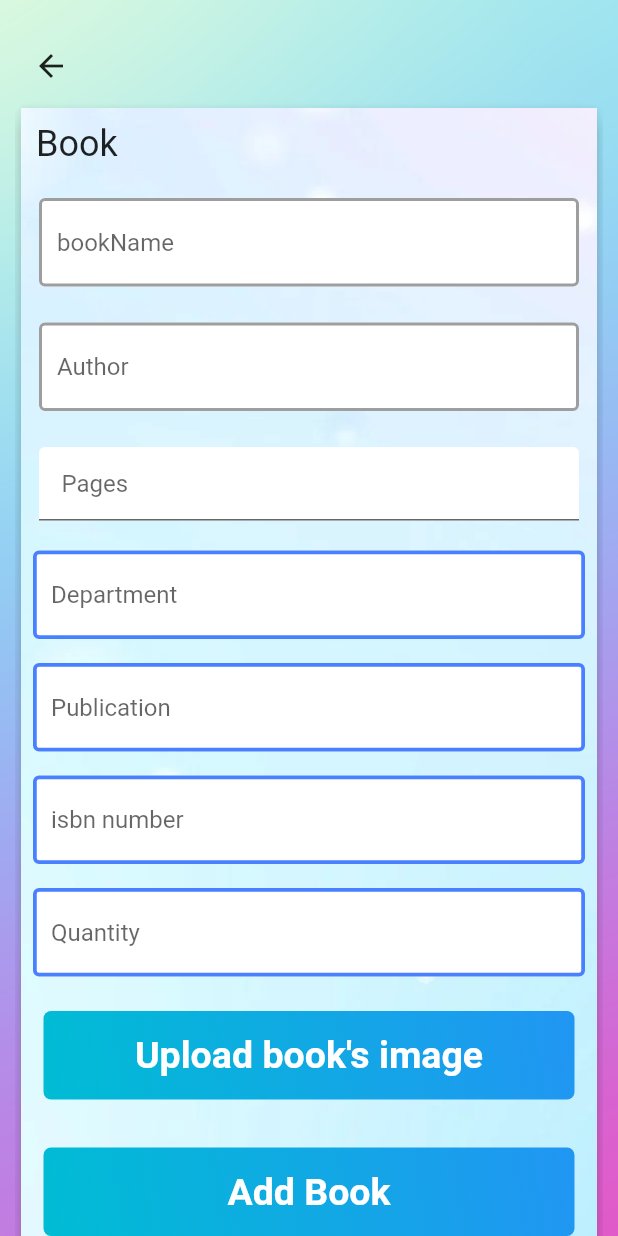
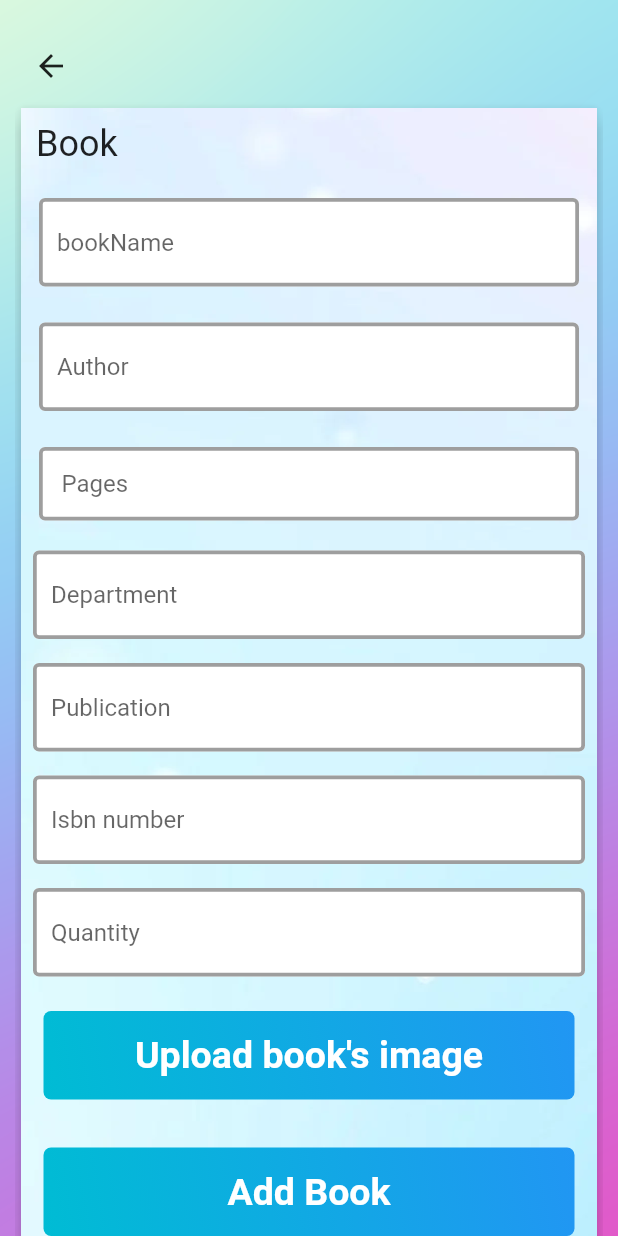
Before and after one commit to FineCoders001/uni_campus, a Flutter app: the AddBookScreen screen opened directly with empty values, on a phone screen of 412 x 824 dp. Run offline on Flutter 3.47's test engine with Material 2 defaults, Android fonts, the phone set to English and light mode, and no system bars; our stand-ins replace badges, cached_network_image, carousel_slider, cloud_firestore, csv, file_picker and 11 more; missing offline and left inert: barcode_scan2, flutterfire_ui; accounts and stored records are empty; Roboto replaces fonts that are missing (Ubuntu).

Commit message:
mar 2 all details finished library

```diff
--- a/lib/LibraryManagement/Screens/add_book_screen.dart
+++ b/lib/LibraryManagement/Screens/add_book_screen.dart
@@ -10,7 +10,6 @@ import 'package:uni_campus/LibraryManagement/Models/book_details.dart';
 
 class AddBookScreen extends StatefulWidget {
   static const routeName = 'AddBookScreen';
-
 
   @override
   _AddBookScreenState createState() => _AddBookScreenState();
@@ -32,7 +31,7 @@ class _AddBookScreenState extends State<AddBookScreen> {
   final _bookQuantityNode = FocusNode();
   final _form = GlobalKey<FormState>();
   late String downloadLink;
-  List<String> bookPic = [];
+ // List<String> bookPic = [];
   var isLoading = false;
 
   BookDetails book = BookDetails(
@@ -48,6 +47,7 @@ class _AddBookScreenState extends State<AddBookScreen> {
     bookReviewedUsers: [],
   );
   var arguments;
+
   // Map _initValues = {
   //   'bookName': "",
   //   'bookAuthor': "",
@@ -62,10 +62,7 @@ class _AddBookScreenState extends State<AddBookScreen> {
     // TODO: implement didChangeDependencies
     super.didChangeDependencies();
 
-     arguments = ModalRoute
-        .of(this.context)
-        ?.settings
-        .arguments as Map;
+    arguments = ModalRoute.of(this.context)?.settings.arguments as Map;
     if (arguments['isInit'] == true) {
       // _initValues = {
       //   'bookName': arguments["bookName"],
@@ -78,15 +75,15 @@ class _AddBookScreenState extends State<AddBookScreen> {
       // };
       print("arguments are ${arguments["bookName"]}");
       bookName.text = arguments["bookName"];
-      bookAuthor.text =arguments["bookAuthor"];
+      bookAuthor.text = arguments["bookAuthor"];
       bookDepartment.text = arguments["bookDepartment"];
       bookPages.text = arguments['bookPages'];
       bookPublication.text = arguments['bookPublication'];
-      bookISBN.text=arguments['isbnNumber'].toString();
-      bookQuantity.text=arguments['bookQuantity'].toString();
+      bookISBN.text = arguments['isbnNumber'].toString();
+      bookQuantity.text = arguments['bookQuantity'].toString();
+      book.bookPic = arguments['bookPic'];
     }
   }
-
 
   Future<void> _saveForm(context) async {
     final isValid = _form.currentState?.validate();
@@ -95,42 +92,39 @@ class _AddBookScreenState extends State<AddBookScreen> {
     }
     _form.currentState?.save();
 
-
     book = BookDetails(
         bookName: book.bookName,
         bookAuthor: book.bookAuthor,
         bookDepartment: book.bookDepartment,
         bookPages: book.bookPages,
-        bookPic: bookPic,
+        bookPic: book.bookPic,
         bookPublication: book.bookPublication,
         isbnNumber: book.isbnNumber,
         bookQuantity: book.bookQuantity,
         bookReviews: book.bookReviews,
-        bookReviewedUsers: book.bookReviewedUsers
-    );
+        bookReviewedUsers: book.bookReviewedUsers);
     print("idhar: ${book.isbnNumber}");
 
     try {
-     if(arguments['isInit']==false){
-       if (bookPic.isEmpty) {
+      if (arguments['isInit'] == false) {
+        if (book.bookPic.isEmpty) {
           var snackBar = const SnackBar(
-             content: Text("Image upload pending", textAlign: TextAlign.center));
+              content:
+                  Text("Image upload pending", textAlign: TextAlign.center));
           ScaffoldMessenger.of(context).showSnackBar(snackBar);
           return;
         }
 
-
         AddBooks().addBook(book);
-     }else{
-
-       UpdateBook().updateBooks(arguments['bookId'],book);
+      } else {
+        print("book pic is ${book.bookPic}");
+        UpdateBook().updateBooks(arguments['bookId'], book);
       }
       Navigator.pop(context);
     } catch (e) {
       await showDialog(
         context: context,
-        builder: (ctx) =>
-            AlertDialog(
+        builder: (ctx) => AlertDialog(
           title: const Text('Oops!'),
           content: const Text('Something went wrong'),
           actions: <Widget>[
@@ -150,12 +144,10 @@ class _AddBookScreenState extends State<AddBookScreen> {
     // Navigator.of(context).pop();
   }
 
-
-
   @override
   Widget build(BuildContext context) {
     //bookName.text="djjd";
-    print("entered build");
+    print("entered build ${book.bookPic.length}");
     return Scaffold(
         body: Container(
             decoration: const BoxDecoration(
@@ -212,18 +204,19 @@ class _AddBookScreenState extends State<AddBookScreen> {
                                       filled: true,
                                       focusedBorder: OutlineInputBorder(
                                         borderSide: BorderSide(
-                                            color: Colors.grey, width: 2.0),
+                                            color: Color.fromARGB(
+                                                255, 73, 128, 255),
+                                            width: 2.0),
                                       ),
                                       enabledBorder: OutlineInputBorder(
                                         borderSide: BorderSide(
-                                          color: Colors.grey,
-                                          width: 2.0,
-                                        ),
+                                            color: Colors.grey, width: 2.5),
                                       ),
                                       hintText: "bookName",
                                     ),
                                     onFieldSubmitted: (_) {
-                                      FocusScope.of(context).requestFocus(_bookAuthorNode);
+                                      FocusScope.of(context)
+                                          .requestFocus(_bookAuthorNode);
                                     },
                                     validator: (value) {
                                       if (value != null && value.isEmpty) {
@@ -242,9 +235,8 @@ class _AddBookScreenState extends State<AddBookScreen> {
                                           isbnNumber: book.isbnNumber,
                                           bookQuantity: book.bookQuantity,
                                           bookReviews: book.bookReviews,
-                                          bookReviewedUsers: book
-                                              .bookReviewedUsers
-                                      );
+                                          bookReviewedUsers:
+                                              book.bookReviewedUsers);
                                     }),
                               ),
                               Padding(
@@ -259,15 +251,18 @@ class _AddBookScreenState extends State<AddBookScreen> {
                                     hintText: "Author",
                                     focusedBorder: OutlineInputBorder(
                                       borderSide: BorderSide(
-                                          color: Colors.grey, width: 2.0),
+                                          color:
+                                              Color.fromARGB(255, 73, 128, 255),
+                                          width: 2.0),
                                     ),
                                     enabledBorder: OutlineInputBorder(
                                       borderSide: BorderSide(
-                                          color: Colors.grey, width: 2.0),
+                                          color: Colors.grey, width: 2.5),
                                     ),
                                   ),
                                   onFieldSubmitted: (_) {
-                                    FocusScope.of(context).requestFocus(_bookPagesNode);
+                                    FocusScope.of(context)
+                                        .requestFocus(_bookPagesNode);
                                   },
                                   validator: (value) {
                                     if (value != null && value.isEmpty) {
@@ -286,9 +281,8 @@ class _AddBookScreenState extends State<AddBookScreen> {
                                         isbnNumber: book.isbnNumber,
                                         bookQuantity: book.bookQuantity,
                                         bookReviews: book.bookReviews,
-                                        bookReviewedUsers: book
-                                            .bookReviewedUsers
-                                    );
+                                        bookReviewedUsers:
+                                            book.bookReviewedUsers);
                                   },
                                 ),
                               ),
@@ -306,11 +300,19 @@ class _AddBookScreenState extends State<AddBookScreen> {
                                     hintText: "Pages",
                                     focusedBorder: OutlineInputBorder(
                                       borderSide: BorderSide(
-                                          color: Colors.grey, width: 2.0),
+                                          color:
+                                              Color.fromARGB(255, 73, 128, 255),
+                                          width: 2.0),
+                                    ),
+                                    enabledBorder: OutlineInputBorder(
+                                      borderSide: BorderSide(
+                                          color: Colors.grey, width: 2.5),
                                     ),
                                   ),
+
                                   onFieldSubmitted: (_) {
-                                    FocusScope.of(context).requestFocus(_bookDepartmentNode);
+                                    FocusScope.of(context)
+                                        .requestFocus(_bookDepartmentNode);
                                   },
                                   validator: (value) {
                                     if (value != null && value.isEmpty) {
@@ -332,9 +334,8 @@ class _AddBookScreenState extends State<AddBookScreen> {
                                         isbnNumber: book.isbnNumber,
                                         bookQuantity: book.bookQuantity,
                                         bookReviews: book.bookReviews,
-                                        bookReviewedUsers: book
-                                            .bookReviewedUsers
-                                    );
+                                        bookReviewedUsers:
+                                            book.bookReviewedUsers);
                                   },
                                 ),
                               ),
@@ -360,17 +361,16 @@ class _AddBookScreenState extends State<AddBookScreen> {
                                       borderSide: BorderSide(
                                           color:
                                               Color.fromARGB(255, 73, 128, 255),
-                                          width: 2.5),
+                                          width: 2.0),
                                     ),
                                     enabledBorder: OutlineInputBorder(
                                       borderSide: BorderSide(
-                                          color:
-                                          Color.fromARGB(255, 73, 128, 255),
-                                          width: 2.5),
+                                          color: Colors.grey, width: 2.5),
                                     ),
                                   ),
                                   onFieldSubmitted: (_) {
-                                    FocusScope.of(context).requestFocus(_bookPublicationNode);
+                                    FocusScope.of(context)
+                                        .requestFocus(_bookPublicationNode);
                                   },
                                   onSaved: (value) {
                                     book = BookDetails(
@@ -383,9 +383,8 @@ class _AddBookScreenState extends State<AddBookScreen> {
                                         isbnNumber: book.isbnNumber,
                                         bookQuantity: book.bookQuantity,
                                         bookReviews: book.bookReviews,
-                                        bookReviewedUsers: book
-                                            .bookReviewedUsers
-                                    );
+                                        bookReviewedUsers:
+                                            book.bookReviewedUsers);
                                   },
                                 ),
                               ),
@@ -411,17 +410,16 @@ class _AddBookScreenState extends State<AddBookScreen> {
                                       borderSide: BorderSide(
                                           color:
                                               Color.fromARGB(255, 73, 128, 255),
-                                          width: 2.5),
+                                          width: 2.0),
                                     ),
                                     enabledBorder: OutlineInputBorder(
                                       borderSide: BorderSide(
-                                          color:
-                                          Color.fromARGB(255, 73, 128, 255),
-                                          width: 2.5),
+                                          color: Colors.grey, width: 2.5),
                                     ),
                                   ),
                                   onFieldSubmitted: (_) {
-                                    FocusScope.of(context).requestFocus(_bookISBNNode);
+                                    FocusScope.of(context)
+                                        .requestFocus(_bookISBNNode);
                                   },
                                   onSaved: (value) {
                                     book = BookDetails(
@@ -435,9 +433,8 @@ class _AddBookScreenState extends State<AddBookScreen> {
                                         isbnNumber: book.isbnNumber,
                                         bookQuantity: book.bookQuantity,
                                         bookReviews: book.bookReviews,
-                                        bookReviewedUsers: book
-                                            .bookReviewedUsers
-                                    );
+                                        bookReviewedUsers:
+                                            book.bookReviewedUsers);
                                   },
                                 ),
                               ),
@@ -458,22 +455,21 @@ class _AddBookScreenState extends State<AddBookScreen> {
                                   decoration: const InputDecoration(
                                     fillColor: Colors.white,
                                     filled: true,
-                                    hintText: "isbn number",
+                                    hintText: "Isbn number",
                                     focusedBorder: OutlineInputBorder(
                                       borderSide: BorderSide(
                                           color:
                                               Color.fromARGB(255, 73, 128, 255),
-                                          width: 2.5),
+                                          width: 2.0),
                                     ),
                                     enabledBorder: OutlineInputBorder(
                                       borderSide: BorderSide(
-                                          color:
-                                          Color.fromARGB(255, 73, 128, 255),
-                                          width: 2.5),
+                                          color: Colors.grey, width: 2.5),
                                     ),
                                   ),
                                   onFieldSubmitted: (_) {
-                                    FocusScope.of(context).requestFocus(_bookQuantityNode);
+                                    FocusScope.of(context)
+                                        .requestFocus(_bookQuantityNode);
                                   },
                                   onSaved: (value) {
                                     print(int.parse(value.toString()));
@@ -488,9 +484,8 @@ class _AddBookScreenState extends State<AddBookScreen> {
                                         //isbnNumber: int.parse(value!),
                                         bookQuantity: book.bookQuantity,
                                         bookReviews: book.bookReviews,
-                                        bookReviewedUsers: book
-                                            .bookReviewedUsers
-                                    );
+                                        bookReviewedUsers:
+                                            book.bookReviewedUsers);
                                   },
                                 ),
                               ),
@@ -518,13 +513,11 @@ class _AddBookScreenState extends State<AddBookScreen> {
                                       borderSide: BorderSide(
                                           color:
                                               Color.fromARGB(255, 73, 128, 255),
-                                          width: 2.5),
+                                          width: 2.0),
                                     ),
                                     enabledBorder: OutlineInputBorder(
                                       borderSide: BorderSide(
-                                          color:
-                                          Color.fromARGB(255, 73, 128, 255),
-                                          width: 2.5),
+                                          color: Colors.grey, width: 2.5),
                                     ),
                                   ),
                                   onSaved: (value) {
@@ -538,12 +531,39 @@ class _AddBookScreenState extends State<AddBookScreen> {
                                         isbnNumber: book.isbnNumber,
                                         bookQuantity: int.parse(value!),
                                         bookReviews: book.bookReviews,
-                                        bookReviewedUsers: book
-                                            .bookReviewedUsers
-                                    );
+                                        bookReviewedUsers:
+                                            book.bookReviewedUsers);
                                   },
                                 ),
                               ),
+
+                              Column(
+                                mainAxisSize: MainAxisSize.min,
+                                children: [
+                                  for (int i = 0; i < book.bookPic.length; i++)
+                                    Container(
+                                      margin: EdgeInsets.symmetric(vertical: 12),
+                                      child: ListTile(
+                                        leading: Image.network(
+                                          book.bookPic[i],
+                                          fit: BoxFit.cover,
+                                        ),
+                                        title: Text("Image ${i}"),
+                                        trailing: InkWell(
+                                            onTap: () {
+
+                                              setState(() {
+                                                book.bookPic.removeAt(i);
+                                              });
+                                            },
+                                            child: Icon(Icons.delete)),
+                                        tileColor: Colors.white,
+
+                                      ),
+                                    )
+                                ],
+                              ),
+
                               GestureDetector(
                                   onTap: () async {
                                     upload();
@@ -578,6 +598,7 @@ class _AddBookScreenState extends State<AddBookScreen> {
                                       ),
                                     ),
                                   )),
+
                               //Text("${}"),
                               const SizedBox(
                                 height: 2,
@@ -635,7 +656,6 @@ class _AddBookScreenState extends State<AddBookScreen> {
                     ])))));
   }
 
-
   Future<void> upload() async {
     try {
       FilePickerResult? result = await FilePicker.platform
@@ -683,7 +703,7 @@ class _AddBookScreenState extends State<AddBookScreen> {
 
           final snapshot = await task.whenComplete(() => null);
           downloadLink = await snapshot.ref.getDownloadURL();
-          bookPic.add(downloadLink);
+          book.bookPic.add(downloadLink);
         }
 
         var snackBar = const SnackBar(
--- a/lib/LibraryManagement/library_crud.dart
+++ b/lib/LibraryManagement/library_crud.dart
@@ -64,6 +64,7 @@ class UpdateBook {
       'bookName': book.bookName,
       'bookAuthor': book.bookAuthor,
       'bookPages': book.bookPages,
+      'bookPic':book.bookPic,
       'bookDepartment': book.bookDepartment,
       'bookPublication': book.bookPublication,
       'isbnNumber': book.isbnNumber,
```
Also changed, not shown: lib/LibraryManagement/Screens/AllBookScreen.dart (+31 -37 lines). Lines whose indentation alone changed are shown as unchanged.
